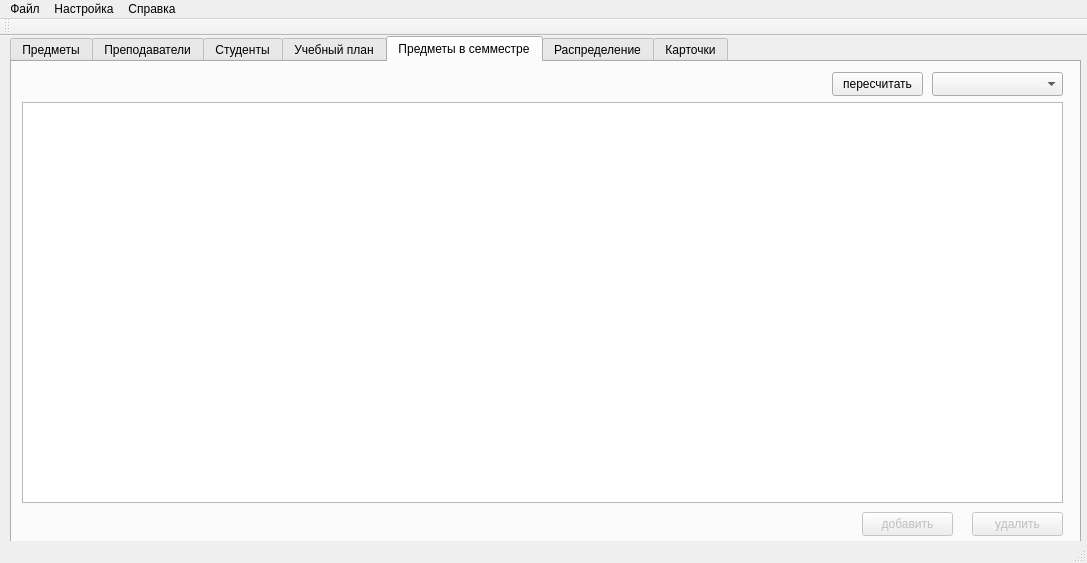
Above: mainwindow.ui from alexeypertcev/ksu-ivt-nagruzka before the change. Below: the same form after it.
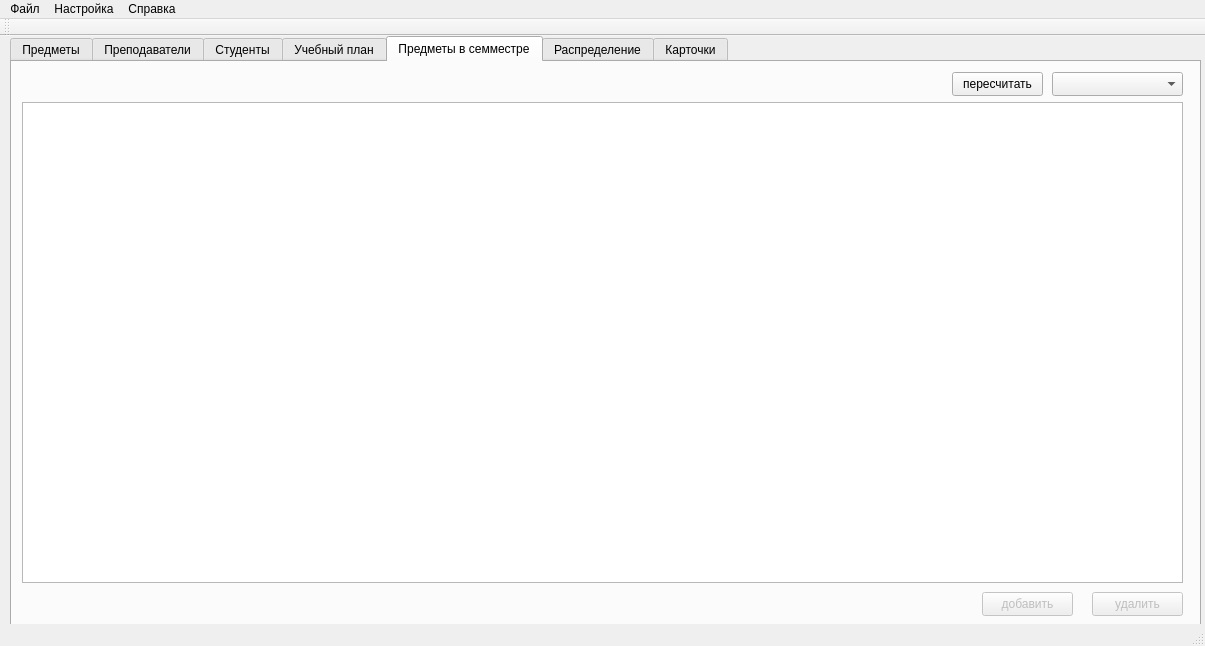
That is the form after the change. The open tabs and pages were chosen to show the change. Custom widgets are drawn as their Qt base class.

```diff
--- a/mainwindow.ui
+++ b/mainwindow.ui
@@ -6,8 +6,8 @@
    <rect>
     <x>0</x>
     <y>0</y>
-    <width>1087</width>
-    <height>563</height>
+    <width>1205</width>
+    <height>646</height>
    </rect>
   </property>
   <property name="windowTitle">
@@ -19,8 +19,8 @@
      <rect>
       <x>10</x>
       <y>0</y>
-      <width>1071</width>
-      <height>511</height>
+      <width>1191</width>
+      <height>591</height>
      </rect>
     </property>
     <property name="currentIndex">
@@ -267,10 +267,13 @@
        <rect>
         <x>10</x>
         <y>40</y>
-        <width>1041</width>
-        <height>401</height>
+        <width>1161</width>
+        <height>481</height>
        </rect>
       </property>
+      <attribute name="verticalHeaderDefaultSectionSize">
+       <number>25</number>
+      </attribute>
      </widget>
      <widget class="QPushButton" name="pushButton_del_subjects_in_semmestre">
       <property name="enabled">
@@ -278,8 +281,8 @@
       </property>
       <property name="geometry">
        <rect>
-        <x>960</x>
-        <y>450</y>
+        <x>1080</x>
+        <y>530</y>
         <width>91</width>
         <height>24</height>
        </rect>
@@ -294,8 +297,8 @@
       </property>
       <property name="geometry">
        <rect>
-        <x>850</x>
-        <y>450</y>
+        <x>970</x>
+        <y>530</y>
         <width>91</width>
         <height>24</height>
        </rect>
@@ -307,7 +310,7 @@
      <widget class="SaveIdComboBox" name="comboBox_2">
       <property name="geometry">
        <rect>
-        <x>920</x>
+        <x>1040</x>
         <y>10</y>
         <width>131</width>
         <height>24</height>
@@ -317,7 +320,7 @@
      <widget class="QPushButton" name="pushButton_2">
       <property name="geometry">
        <rect>
-        <x>820</x>
+        <x>940</x>
         <y>10</y>
         <width>91</width>
         <height>24</height>
@@ -499,7 +502,7 @@
     <rect>
      <x>0</x>
      <y>0</y>
-     <width>1087</width>
+     <width>1205</width>
      <height>21</height>
     </rect>
    </property>
```
Left out of the diff: 85 changed lines with no effect on the pictures.
